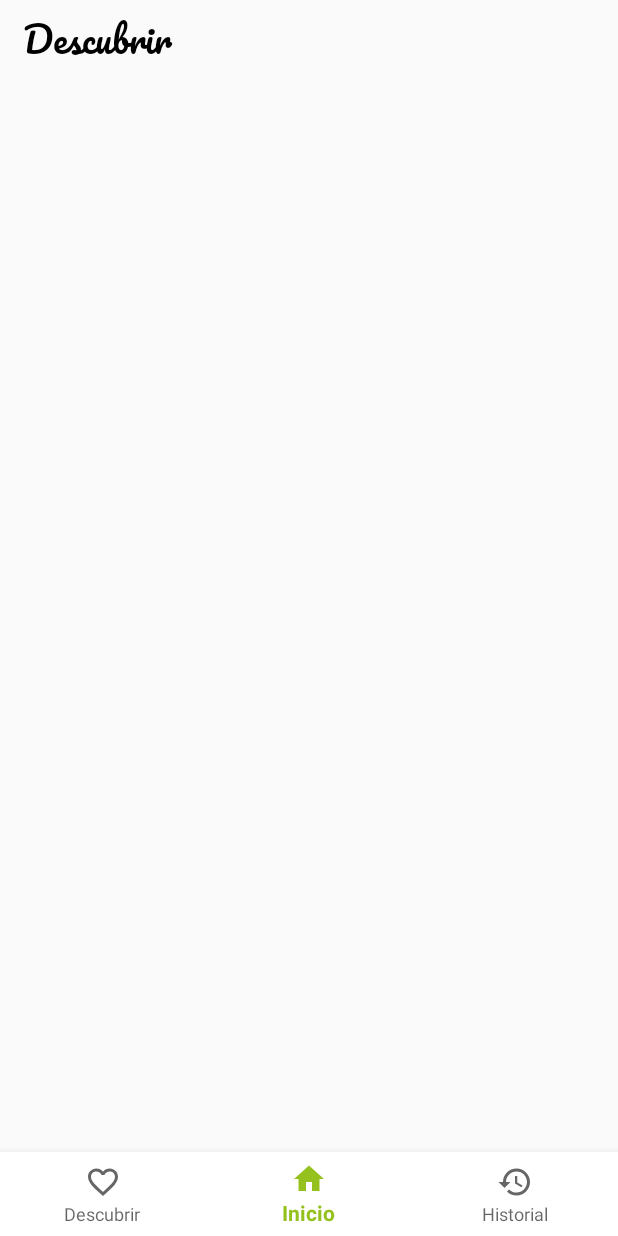
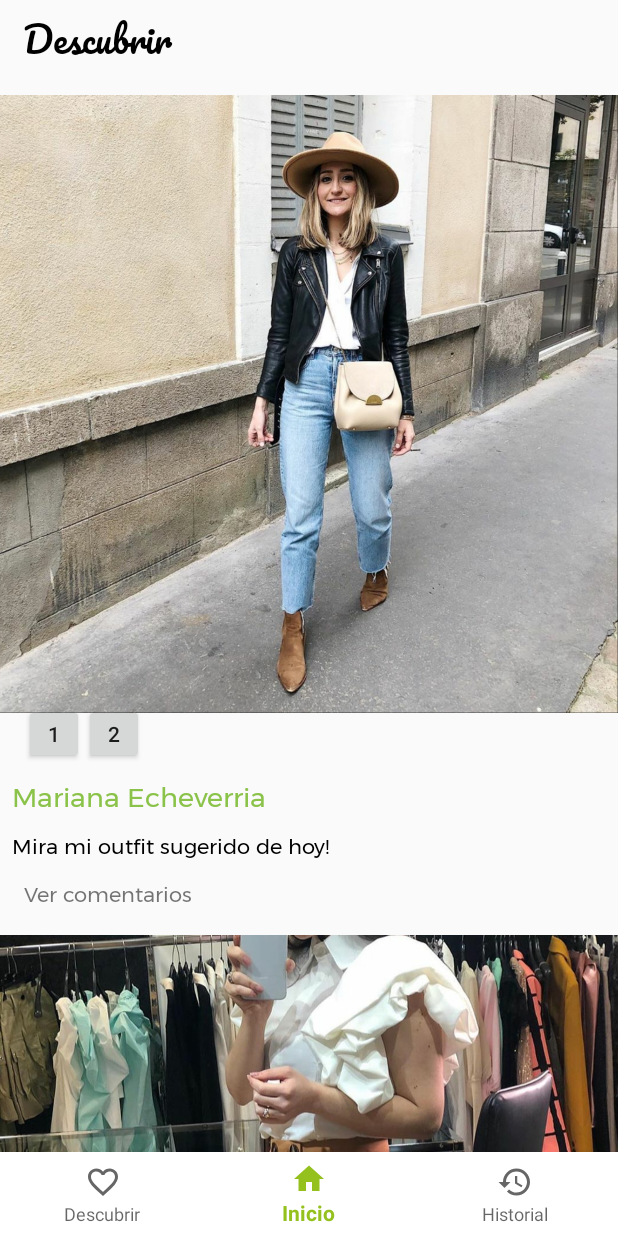
Before and after one commit to Beetoo13/Fitsu, an Android app: the fragment FragmentDescubrir placed in its activity, on a phone screen of 412 x 824 dp. Run offline under Robolectric (Android 15) with nearby library versions, the phone set to English and light mode, and no system bars; our stand-ins replace Volley.

Commit message:
Descubrir(recyclerview, layout) y otras cosas que decia que faltaban gg

```diff
--- /dev/null
+++ b/app/src/main/java/com/example/fitsu/AdaptadorDescubrir.java
@@ -0,0 +1,60 @@
+package com.example.fitsu;
+
+import android.view.LayoutInflater;
+import android.view.View;
+import android.view.ViewGroup;
+import android.widget.ImageView;
+import android.widget.TextView;
+
+import androidx.annotation.NonNull;
+import androidx.recyclerview.widget.RecyclerView;
+
+import java.util.ArrayList;
+
+public class AdaptadorDescubrir extends RecyclerView.Adapter<AdaptadorDescubrir.MyViewHolder> implements View.OnClickListener {
+    private ArrayList <Publicacion> publicacionesList;
+    private View.OnClickListener click;
+
+    @Override
+    public void onClick(View v) {
+        if (click!=null){
+            click.onClick(v);
+        }
+    }
+
+    public AdaptadorDescubrir(ArrayList<Publicacion> publicacionesList) {
+        this.publicacionesList = publicacionesList;
+    }
+
+    @NonNull
+    @Override
+    public AdaptadorDescubrir.MyViewHolder onCreateViewHolder(@NonNull ViewGroup parent, int viewType) {
+        View view = LayoutInflater.from(parent.getContext()).inflate(R.layout.publicacion_item, parent, false);
+        return new AdaptadorDescubrir.MyViewHolder(view);
+    }
+
+    @Override
+    public void onBindViewHolder(@NonNull AdaptadorDescubrir.MyViewHolder holder, int position) {
+        holder.outfitPublicacion.setImageResource(publicacionesList.get(position).getOutfitPost());
+        holder.nameP.setText(publicacionesList.get(position).getNameP());
+        holder.contentP.setText(publicacionesList.get(position).getContentP());
+    }
+
+    @Override
+    public int getItemCount() {
+        return publicacionesList.size();
+    }
+
+    public class MyViewHolder extends RecyclerView.ViewHolder {
+
+        ImageView outfitPublicacion;
+        TextView nameP, contentP;
+
+        public MyViewHolder(@NonNull View itemView) {
+            super(itemView);
+            outfitPublicacion = itemView.findViewById(R.id.outfitPost);
+            nameP = itemView.findViewById(R.id.namePost);
+            contentP = itemView.findViewById(R.id.contentPost);
+        }
+    }
+}
--- a/app/src/main/java/com/example/fitsu/FragmentDescubrir.java
+++ b/app/src/main/java/com/example/fitsu/FragmentDescubrir.java
@@ -12,16 +12,44 @@ import android.widget.ImageView;
 import androidx.annotation.NonNull;
 import androidx.annotation.Nullable;
 import androidx.fragment.app.Fragment;
+import androidx.recyclerview.widget.LinearLayoutManager;
+import androidx.recyclerview.widget.RecyclerView;
 
 import com.google.android.material.floatingactionbutton.FloatingActionButton;
 
 import java.io.InputStream;
+import java.util.ArrayList;
 
 public class FragmentDescubrir extends Fragment {
+    RecyclerView recyclerPublicaciones;
+    ArrayList<Publicacion> listaPublicaciones;
+
 
     @Nullable
     @Override
     public View onCreateView(@NonNull LayoutInflater inflater, @Nullable ViewGroup container, @Nullable Bundle savedInstanceState) {
-        return inflater.inflate(R.layout.fragment_descubrir, container, false);
+        View view = inflater.inflate(R.layout.fragment_descubrir, container, false);
+
+        listaPublicaciones = new ArrayList<>();
+        recyclerPublicaciones = view.findViewById(R.id.publiRecycler);
+        recyclerPublicaciones.setLayoutManager(new LinearLayoutManager(getContext()));
+
+        llenarLista();
+
+        AdaptadorDescubrir adp = new AdaptadorDescubrir(listaPublicaciones);
+
+        recyclerPublicaciones.setAdapter(adp);
+
+        return  view;
+    }
+
+    public void llenarLista(){
+        listaPublicaciones.add(new Publicacion(R.drawable.image1, "Mariana Echeverria", "Mira mi outfit sugerido de hoy!"));
+        listaPublicaciones.add(new Publicacion(R.drawable.image2, "Andrea Bejarano", "Este es mi outfit del dia ;)"));
+        listaPublicaciones.add(new Publicacion(R.drawable.image3, "Fernanda Valenzuela", "Les comparto mi sugerencia de este dia muchachos:*"));
+        listaPublicaciones.add(new Publicacion(R.drawable.outfit4, "La Dua Lipa", "Me encantó el outfit que obtuve hoy, a ustedes no?"));
+        listaPublicaciones.add(new Publicacion(R.drawable.outfit3, "Angela Aguilar", "Mi papi me presto su chamarra"));
+        listaPublicaciones.add(new Publicacion(R.drawable.outfit2, "Lana Rhoades", "Hola a todos mis seguidores, como estan hoy?"));
+        listaPublicaciones.add(new Publicacion(R.drawable.outfit1, "Jessica Alba", "En muchas ocasiones menos es mas;)"));
     }
 }
--- a/app/src/main/java/com/example/fitsu/MainActivity.java
+++ b/app/src/main/java/com/example/fitsu/MainActivity.java
@@ -515,4 +515,12 @@ public class MainActivity extends AppCompatActivity {
         }
     }
 
+    public void btn1(View v){
+        Toast.makeText(getApplicationContext(), "Presionaste boton 1", Toast.LENGTH_SHORT).show();
+    }
+
+    public void btn2(View v){
+        Toast.makeText(getApplicationContext(), "Presionaste boton 2", Toast.LENGTH_SHORT).show();
+    }
+
 }
--- /dev/null
+++ b/app/src/main/java/com/example/fitsu/Publicacion.java
@@ -0,0 +1,41 @@
+package com.example.fitsu;
+
+public class Publicacion {
+    private int outfitPost;
+    private String nameP, contentP;
+
+    public Publicacion(){
+
+    }
+
+    public Publicacion(int outfitPost, String nameP, String contentP) {
+        this.outfitPost = outfitPost;
+        this.nameP = nameP;
+        this.contentP = contentP;
+    }
+
+    public int getOutfitPost() {
+        return outfitPost;
+    }
+
+    public void setOutfitPost(int outfitPost) {
+        this.outfitPost = outfitPost;
+    }
+
+    public String getNameP() {
+        return nameP;
+    }
+
+    public void setNameP(String nameP) {
+        this.nameP = nameP;
+    }
+
+    public String getContentP() {
+        return contentP;
+    }
+
+    public void setContentP(String contentP) {
+        this.contentP = contentP;
+    }
+
+}
--- a/app/src/main/res/layout/fragment_descubrir.xml
+++ b/app/src/main/res/layout/fragment_descubrir.xml
@@ -15,4 +15,9 @@
         android:text="Descubrir"
         android:textColor="@color/design_default_color_on_secondary"
         android:textSize="24sp"/>
+
+    <androidx.recyclerview.widget.RecyclerView
+        android:id="@+id/publiRecycler"
+        android:layout_width="match_parent"
+        android:layout_height="match_parent" />
 </LinearLayout>
--- /dev/null
+++ b/app/src/main/res/layout/publicacion_item.xml
@@ -0,0 +1,78 @@
+<?xml version="1.0" encoding="utf-8"?>
+<androidx.constraintlayout.widget.ConstraintLayout xmlns:android="http://schemas.android.com/apk/res/android"
+    xmlns:app="http://schemas.android.com/apk/res-auto"
+    xmlns:tools="http://schemas.android.com/tools"
+    android:layout_width="match_parent"
+    android:layout_height="wrap_content">
+
+    <ImageView
+        android:id="@+id/outfitPost"
+        android:layout_width="wrap_content"
+        android:layout_height="wrap_content"
+        android:layout_marginTop="16dp"
+        android:adjustViewBounds="true"
+        android:cropToPadding="true"
+        app:layout_constraintEnd_toEndOf="parent"
+        app:layout_constraintTop_toTopOf="parent"
+        app:srcCompat="@drawable/image1" />
+
+    <Button
+        android:id="@+id/favButton"
+        android:layout_width="40dp"
+        android:layout_height="40dp"
+        android:layout_marginStart="16dp"
+        android:layout_marginBottom="8dp"
+        android:onClick="btn1"
+        android:text="1"
+        app:layout_constraintBottom_toTopOf="@+id/namePost"
+        app:layout_constraintStart_toStartOf="parent" />
+
+    <Button
+        android:id="@+id/shopButton"
+        android:layout_width="40dp"
+        android:layout_height="40dp"
+        android:layout_marginTop="406dp"
+        android:onClick="btn2"
+        android:text="2"
+        app:layout_constraintEnd_toEndOf="parent"
+        app:layout_constraintHorizontal_bias="0.0"
+        app:layout_constraintStart_toEndOf="@+id/favButton"
+        app:layout_constraintTop_toTopOf="@+id/outfitPost" />
+
+    <TextView
+        android:id="@+id/namePost"
+        android:layout_width="wrap_content"
+        android:layout_height="wrap_content"
+        android:layout_marginStart="8dp"
+        android:layout_marginTop="8dp"
+        android:fontFamily="@font/montserrat"
+        android:text="Andrea Maldiva "
+        android:textColor="#8BC34A"
+        android:textSize="18sp"
+        app:layout_constraintStart_toStartOf="parent"
+        app:layout_constraintTop_toBottomOf="@+id/shopButton" />
+
+    <TextView
+        android:id="@+id/contentPost"
+        android:layout_width="wrap_content"
+        android:layout_height="wrap_content"
+        android:layout_marginStart="8dp"
+        android:layout_marginTop="8dp"
+        android:fontFamily="@font/montserrat"
+        android:text="Les comparto mi outfit del dia de hoy"
+        android:textColor="#000000"
+        app:layout_constraintStart_toStartOf="parent"
+        app:layout_constraintTop_toBottomOf="@+id/namePost" />
+
+    <TextView
+        android:id="@+id/commentsPost"
+        android:layout_width="wrap_content"
+        android:layout_height="wrap_content"
+        android:layout_marginStart="16dp"
+        android:layout_marginTop="10dp"
+        android:fontFamily="@font/montserrat"
+        android:text="Ver comentarios"
+        app:layout_constraintStart_toStartOf="parent"
+        app:layout_constraintTop_toBottomOf="@+id/contentPost" />
+
+</androidx.constraintlayout.widget.ConstraintLayout>
```
